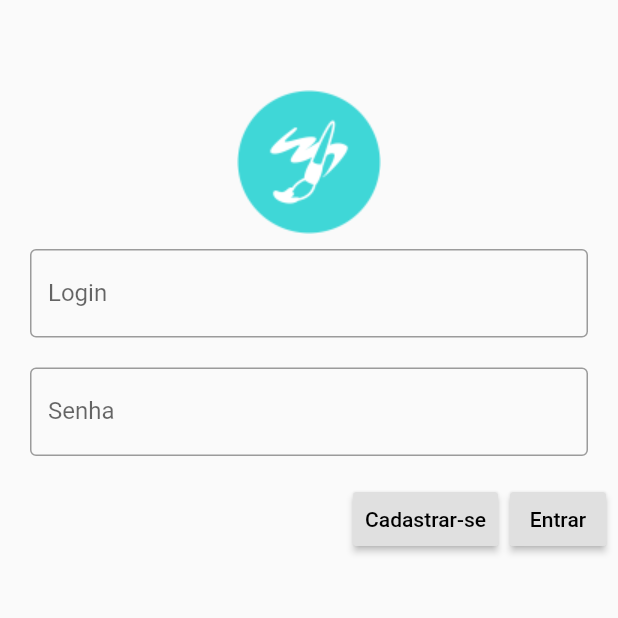
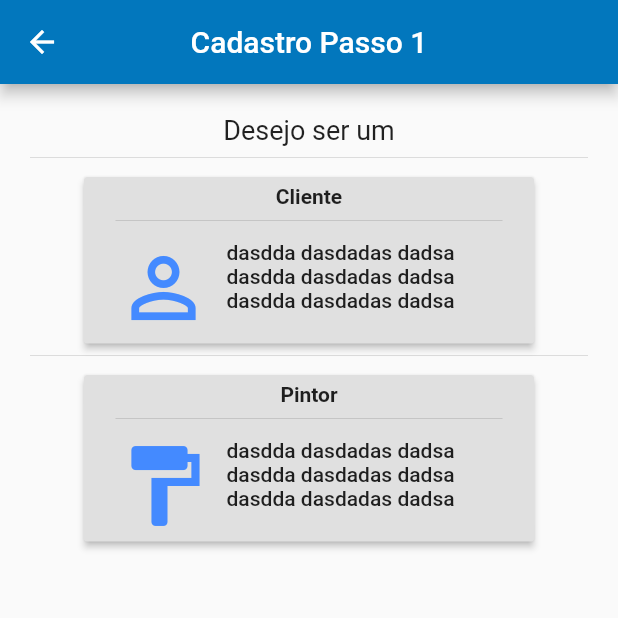
Before and after one commit to wanderson100v/solicitar-pintura, a Flutter app: the screen it shows after launch, after a tap on "Cadastrar-se", on a phone screen of 412 x 824 dp, the top half of it. Run offline on Flutter 3.47's test engine with Material 2 defaults, Android fonts, the phone set to English and light mode, and no system bars; missing offline and left inert: animated_splash; Roboto replaces fonts that are missing (Hind, Montserrat).

Commit message:
telas cadastro

```diff
--- a/app/lib/src/login/login-widget.dart
+++ b/app/lib/src/login/login-widget.dart
@@ -1,3 +1,5 @@
+import 'package:app/src/home/home-widget.dart';
+import 'package:app/src/register/select-user-type/select-user-type-widget.dart';
 import 'package:flutter/material.dart';
 
 class LoginWidget extends StatefulWidget {
@@ -9,44 +11,94 @@ class _LoginWidgetState extends State<LoginWidget> {
   @override
   Widget build(BuildContext context) {
     return Scaffold(
-     // appBar: AppBar(title: Text("Login"), centerTitle: true),
-      body:Container(
+      body: SingleChildScrollView(
+        child: Container(
           padding: EdgeInsets.only(top:60),
+          child: LoginForm()
+        ),
+      )
+    );
+  }
+
+}
+
+class LoginForm extends StatefulWidget {
+  @override
+  _LoginFormState createState() => _LoginFormState();
+}
+
+class _LoginFormState extends State<LoginForm> {
+
+  final _formKey = GlobalKey<FormState>();
+
+  @override
+  Widget build(BuildContext context) {
+    return Form(
+       key: _formKey,
        child: Column(
             children: <Widget>[
-              Image.asset("assets/logo.png"),
-              Padding(
+              Container(
+                height: 100,
+                child :Image.asset("assets/logo.png"),
+              ),
+              _buildLoginWidget(),
+              _buildPasswordWidget(),
+              _buildButtonBarWidget(context)
+            ],
+          ),
+    );
+  }
+
+  Widget _buildLoginWidget(){
+     return _buildTextFieldContainer("Login", false, "Login não informado");
+  }
+
+  Widget _buildPasswordWidget(){
+    return _buildTextFieldContainer("Senha", true, "Senha não informada");
+  }
+
+  Widget _buildTextFieldContainer(String labelText, bool obscureText, String validation){
+    Padding textFieldContainer = Padding(
         padding: EdgeInsets.fromLTRB(20,10,20,10),
-                child: TextField(
+        child: TextFormField(
+          obscureText: obscureText,
           decoration: InputDecoration(
-                    border: OutlineInputBorder(),
-                    labelText: 'Login',
+            labelText: labelText,
           ),
+          validator: (value) {
+            if (value.isEmpty) {
+              return validation;
+            }
+            return null;
+          },
         ),
-              ),
-              Padding(
-                padding: EdgeInsets.fromLTRB(20,10,20,10),
-                child: TextField(
-                  obscureText: true,
-                  decoration: InputDecoration(
-                    border: OutlineInputBorder(),
-                    labelText: 'Senha',
-                  ),
-                ),
-              ),
-              ButtonBar(children: <Widget>[
+      );
+    return textFieldContainer;
+  }
+
+  Widget _buildButtonBarWidget(context){
+    ButtonBar buttonBar = ButtonBar(children: <Widget>[
           RaisedButton(
-                  onPressed: () {},
+            onPressed: () {
+              Navigator.push(
+                context,
+                MaterialPageRoute(builder :(context) =>SelectUserTypeWidget()));
+            },
             child: Text("Cadastrar-se"),
           ),
           RaisedButton(
-                  onPressed: () {},
+            onPressed: () {
+              if(_formKey.currentState.validate()){
+                Navigator.push(
+                  context,
+                  MaterialPageRoute(builder :(context) =>HomeWidget())
+                );
+              }
+            },
             child: Text("Entrar")
           )
-              ],)
-            ],
-          )
-        )
+        ]
       );
+     return buttonBar;
   }
 }
--- a/app/lib/src/my-app-widget.dart
+++ b/app/lib/src/my-app-widget.dart
@@ -11,6 +11,20 @@ class MyAppWidget extends StatelessWidget {
         duration: 5000,
         type: AnimatedSplashType.StaticDuration,
       );
-    return MaterialApp(home:animatedSplash);
+    return MaterialApp(
+      home:animatedSplash,
+      title: "Solicitar pintura",
+      theme: ThemeData(
+        brightness: Brightness.light,
+        primaryColor: Colors.lightBlue[800],
+        accentColor: Colors.cyan[600],
+        fontFamily: 'Montserrat',
+        textTheme: TextTheme(
+          headline: TextStyle(fontSize: 72.0, fontWeight: FontWeight.bold),
+          title: TextStyle(fontSize: 36.0, fontStyle: FontStyle.italic),
+          body1: TextStyle(fontSize: 14.0, fontFamily: 'Hind'),
+        ),
+  )
+    );
   }
 }
--- /dev/null
+++ b/app/lib/src/register/select-user-type/select-user-type-widget.dart
@@ -0,0 +1,102 @@
+
+import 'package:app/src/register/register/register-form-widget.dart';
+import 'package:flutter/material.dart';
+
+class SelectUserTypeWidget extends StatelessWidget{
+
+  @override
+  Widget build(BuildContext context) {
+    Scaffold cadastroWidget = Scaffold(
+      appBar: AppBar(
+        title: Text("Cadastro Passo 1"),
+        centerTitle: true
+      ),
+      body: SingleChildScrollView(
+        child: Container(
+          padding: EdgeInsets.all(20),
+          child: Column(
+            children: <Widget>[
+              Center(
+                child: Text(
+                  "Desejo ser um",
+                  style:  TextStyle(fontSize: 18)
+                  )
+              ),
+              _buildDivider(),
+              _buildClientWidget(context),
+              _buildDivider(),
+              _buildPainterWidget(context)
+            ],
+          )
+        )
+      ),
+    );
+    return cadastroWidget;
+  }
+
+  Widget _buildDivider(){
+     return Padding(
+        padding: EdgeInsets.only(bottom: 5),
+        child: Divider(),
+      );
+  }
+
+  Widget _buildClientWidget(context){
+    String title = "Cliente";
+    String description = "dasdda dasdadas dadsa\n"+
+                "dasdda dasdadas dadsa\n"+
+                "dasdda dasdadas dadsa\n";
+    var icon = Icons.person_outline;
+    var action = ()=>{
+      Navigator.push(context, MaterialPageRoute(builder: (context)=>RegisterFormWidget("Cadastro Cliente")))
+    };
+    Widget clientWidget =  _createOptionWidget(title, description, icon, action);
+    return clientWidget;
+  }
+
+  Widget _buildPainterWidget(context){
+    String title = "Pintor";
+    String description = "dasdda dasdadas dadsa\n"+
+                "dasdda dasdadas dadsa\n"+
+                "dasdda dasdadas dadsa\n";
+    var icon = Icons.format_paint;
+    var action = ()=>{
+      Navigator.push(context, MaterialPageRoute(builder: (context)=>RegisterFormWidget("Cadastro Pintor")))
+    };
+    Widget painterWidget =  _createOptionWidget(title, description, icon, action);
+    return painterWidget;
+  }
+
+  Widget _createOptionWidget(String title,String description ,icon, action){
+    Container optionWidget = Container(
+      width: 300,
+      child :RaisedButton(
+        onPressed: action,
+        child: Padding(
+          padding: EdgeInsets.all(5),
+          child:Column(
+            children: <Widget>[
+              Center(child: Text(title, style: TextStyle(fontWeight:  FontWeight.bold))),
+              _buildDivider(),
+              Row(
+                children : <Widget>[
+                  Icon(
+                    icon,
+                    size: 64,
+                    color: Colors.blueAccent
+                  ),
+                  Padding(
+                    padding: EdgeInsets.only(left: 10),
+                  ),
+                  Text(description)
+                ]
+              ),
+            ],
+          )
+        )
+      )
+    );
+    return optionWidget;
+  }
+
+}
```
Also changed, not shown: app/lib/src/register/register/register-form-widget.dart (added, +118 -0 lines). Lines whose indentation alone changed are shown as unchanged.
